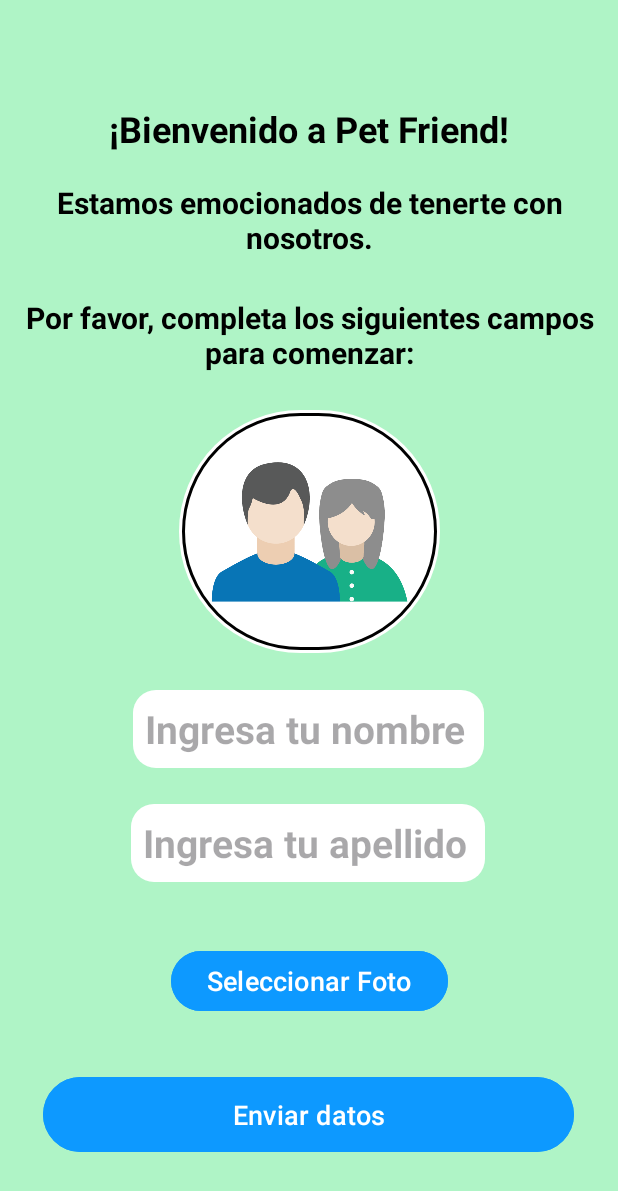
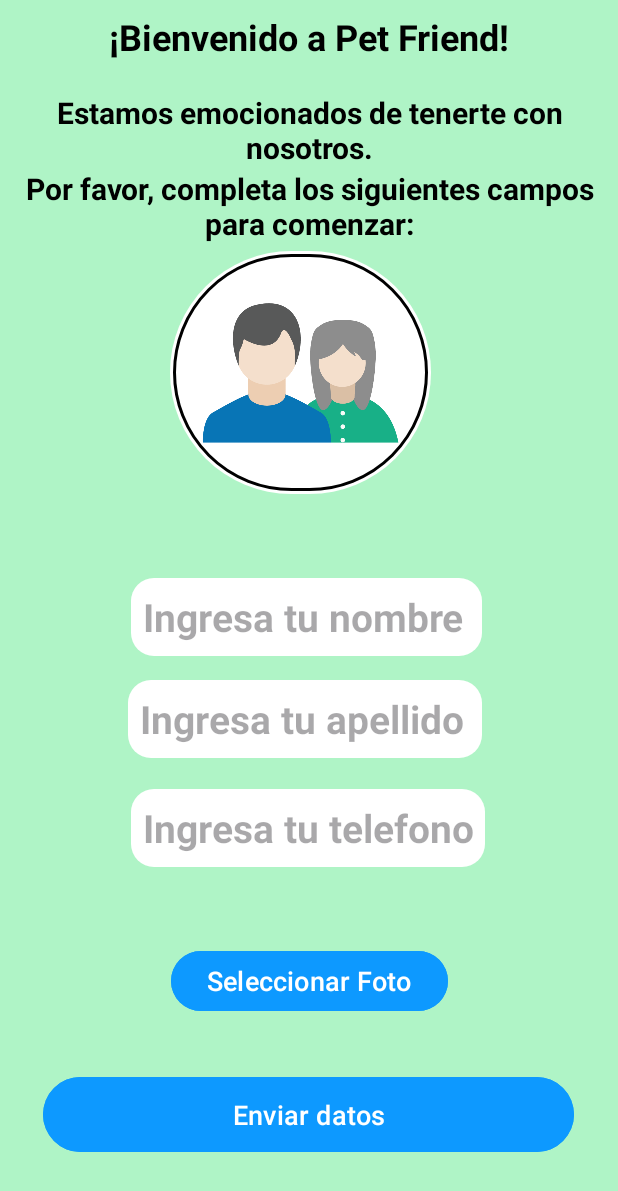
Before and after one commit to nelsonfacundo/Pet_Friends_APP, an Android app: the DataFormActivity screen opened directly, with no data from a screen before it, after a tap on "Enviar datos", on a phone screen of 412 x 824 dp. Shown: the top 1191 px of the screen. Run offline under Robolectric (Android 15) with nearby library versions, the phone set to English and light mode, and no system bars; our stand-ins replace Firebase (no records; nobody signed in at launch, a user with empty details on screens opened directly).

Commit message:
Add validation inputs data form

```diff
--- a/app/src/main/java/com/example/petfriendsapp/DataFormActivity.kt
+++ b/app/src/main/java/com/example/petfriendsapp/DataFormActivity.kt
@@ -16,24 +16,22 @@ import com.bumptech.glide.load.MultiTransformation
 import com.bumptech.glide.load.resource.bitmap.CenterCrop
 import com.bumptech.glide.load.resource.bitmap.RoundedCorners
 import com.google.firebase.auth.FirebaseAuth
-import com.google.firebase.database.FirebaseDatabase
 import com.google.firebase.firestore.FirebaseFirestore
 import com.google.firebase.storage.FirebaseStorage
 
 class DataFormActivity : AppCompatActivity() {
     private lateinit var inputNombre: EditText
     private lateinit var inputApellido: EditText
+    private lateinit var inputTelefono: EditText
     private lateinit var buttonSeleccionarAvatar: Button
     private lateinit var imageViewAvatar: ImageView
     private lateinit var buttonGuardar: Button
     private var imageUri: Uri? = null
-    private var avatarUrl: String? = null
 
 
     private val PICK_IMAGE_REQUEST = 1
     private val db = FirebaseFirestore.getInstance()
     private val auth = FirebaseAuth.getInstance()
-    private val firebaseDatabase = FirebaseDatabase.getInstance()
     override fun onCreate(savedInstanceState: Bundle?) {
         super.onCreate(savedInstanceState)
         setContentView(R.layout.activity_data_form)
@@ -45,6 +43,7 @@ class DataFormActivity : AppCompatActivity() {
     private fun initViews() {
         inputNombre = findViewById(R.id.input_nombre)
         inputApellido = findViewById(R.id.input_apellido)
+        inputTelefono = findViewById(R.id.input_telefono)
         imageViewAvatar = findViewById(R.id.imageViewAvatar)
         buttonSeleccionarAvatar = findViewById(R.id.buttonSeleccionarAvatar)
         buttonGuardar = findViewById(R.id.buttonGuardar)
@@ -78,25 +77,26 @@ class DataFormActivity : AppCompatActivity() {
     }
 
     private fun guardarDatos() {
+        val validationResult = validarDatos()
+
+        if (validationResult.first) {
             val nombre = inputNombre.text.toString().trim()
             val apellido = inputApellido.text.toString().trim()
-
+            val telefono = inputTelefono.text.toString().trim()
             val user = auth.currentUser
 
-        if (user != null) {
-            user.getIdToken(true).addOnCompleteListener { task ->
+            user?.getIdToken(true)?.addOnCompleteListener { task ->
                 if (task.isSuccessful) {
                     val idToken = task.result?.token
+                    val storageRef = FirebaseStorage.getInstance().reference.child("avatars/${user.uid}.jpg")
 
-                    if (imageUri != null) {
-                        val storageRef = FirebaseStorage.getInstance().reference.child("avatars/${user.uid}.jpg")
-                        storageRef.putFile(imageUri!!)
-                            .addOnSuccessListener {
+                    storageRef.putFile(imageUri!!).addOnSuccessListener {
                         storageRef.downloadUrl.addOnSuccessListener { uri ->
                             val avatarUrl = uri.toString()
                             val userMap = hashMapOf(
                                 "nombre" to nombre,
                                 "apellido" to apellido,
+                                "telefono" to telefono,
                                 "token" to idToken,
                                 "avatarUrl" to avatarUrl
                             )
@@ -104,26 +104,39 @@ class DataFormActivity : AppCompatActivity() {
                             db.collection("users").document(user.uid)
                                 .set(userMap)
                                 .addOnSuccessListener {
-                                            Toast.makeText(this, "Datos guardados correctamente", Toast.LENGTH_SHORT).show()
+                                    Toast.makeText(this, R.string.txt_exitoso, Toast.LENGTH_SHORT).show()
                                     navigateToHome()
                                 }
                                 .addOnFailureListener { e ->
-                                            Toast.makeText(this, "Error al guardar datos: ${e.message}", Toast.LENGTH_SHORT).show()
+                                    Toast.makeText(this, R.string.txt_error_datos , Toast.LENGTH_SHORT).show()
                                 }
                         }.addOnFailureListener { e ->
-                                    Toast.makeText(this, "Error al obtener URL de descarga: ${e.message}", Toast.LENGTH_SHORT).show()
+                            Toast.makeText(this, R.string.txt_error_url , Toast.LENGTH_SHORT).show()
                         }
-                            }
-                    } else {
-                        Toast.makeText(this, "Selecciona una imagen", Toast.LENGTH_SHORT).show()
                     }
                 }
             }
         } else {
-            Toast.makeText(this, "Usuario no autenticado", Toast.LENGTH_SHORT).show()
+            Toast.makeText(this, validationResult.second, Toast.LENGTH_SHORT).show()
         }
     }
 
+    private fun validarDatos(): Pair<Boolean, String> {
+        val nombre = inputNombre.text.toString().trim()
+        val apellido = inputApellido.text.toString().trim()
+        val telefono = inputTelefono.text.toString().trim()
+
+        if (nombre.isEmpty()) return Pair(false, getString(R.string.txt_empty_nombre))
+        if (nombre.length < 3 || nombre.length > 25) return Pair(false, getString(R.string.txt_cantC_nombre))
+        if (apellido.isEmpty()) return Pair(false, getString(R.string.txt_empty_apellido))
+        if (apellido.length < 3 || apellido.length > 25) return Pair(false, getString(R.string.txt_cantC_apellido))
+        if (telefono.isEmpty()) return Pair(false, getString(R.string.txt_empty_telefono))
+        if (telefono.length != 10) return Pair(false, getString(R.string.txt_cantC_telefono))
+        if (imageUri == null) return Pair(false, getString(R.string.txt_empty_imagen))
+        if (auth.currentUser == null) return Pair(false, getString(R.string.txt_validate_auth))
+
+        return Pair(true, "")
+    }
 
     private fun navigateToHome() {
         val intent = Intent(this, MainActivity::class.java)
@@ -133,7 +146,3 @@ class DataFormActivity : AppCompatActivity() {
 
 
 }
-
-
-/*
-*/
--- a/app/src/main/res/layout/activity_data_form.xml
+++ b/app/src/main/res/layout/activity_data_form.xml
@@ -4,6 +4,8 @@
     android:layout_width="match_parent"
     android:layout_height="match_parent"
     android:background="@color/primary">
+
+
 
     <TextView
         android:id="@+id/txt_data_one"
@@ -18,7 +20,7 @@
         app:layout_constraintEnd_toEndOf="parent"
         app:layout_constraintStart_toStartOf="parent"
         app:layout_constraintTop_toTopOf="parent"
-        app:layout_constraintVertical_bias="0.088" />
+        app:layout_constraintVertical_bias="0.01" />
 
     <TextView
         android:id="@+id/txt_data_two"
@@ -31,9 +33,10 @@
         android:textSize="20sp"
         app:layout_constraintBottom_toBottomOf="parent"
         app:layout_constraintEnd_toEndOf="parent"
+        app:layout_constraintHorizontal_bias="0.0"
         app:layout_constraintStart_toStartOf="parent"
         app:layout_constraintTop_toTopOf="parent"
-        app:layout_constraintVertical_bias="0.157" />
+        app:layout_constraintVertical_bias="0.079" />
 
     <TextView
         android:id="@+id/txt_data_three"
@@ -49,7 +52,7 @@
         app:layout_constraintHorizontal_bias="0.0"
         app:layout_constraintStart_toStartOf="parent"
         app:layout_constraintTop_toBottomOf="@+id/txt_data_two"
-        app:layout_constraintVertical_bias="0.043" />
+        app:layout_constraintVertical_bias="0.0" />
 
     <ImageView
         android:id="@+id/imageViewAvatar"
@@ -60,8 +63,10 @@
         android:src="@drawable/avatar"
         app:layout_constraintBottom_toTopOf="@+id/input_nombre"
         app:layout_constraintEnd_toEndOf="parent"
+        app:layout_constraintHorizontal_bias="0.476"
         app:layout_constraintStart_toStartOf="parent"
-        app:layout_constraintTop_toBottomOf="@+id/txt_data_three" />
+        app:layout_constraintTop_toBottomOf="@+id/txt_data_three"
+        app:layout_constraintVertical_bias="0.079" />
 
     <EditText
         android:id="@+id/input_nombre"
@@ -74,26 +79,45 @@
         android:inputType="text"
         app:layout_constraintBottom_toBottomOf="parent"
         app:layout_constraintEnd_toEndOf="parent"
-        app:layout_constraintHorizontal_bias="0.497"
+        app:layout_constraintHorizontal_bias="0.491"
         app:layout_constraintStart_toStartOf="parent"
         app:layout_constraintTop_toTopOf="parent"
-        app:layout_constraintVertical_bias="0.596" />
+        app:layout_constraintVertical_bias="0.499" />
 
     <EditText
         android:id="@+id/input_apellido"
         style="@style/textViewEditTitle"
         android:layout_width="236dp"
         android:layout_height="52dp"
-        android:layout_marginBottom="212dp"
+        android:layout_marginTop="7dp"
         android:background="@drawable/border_inputs"
         android:ems="10"
         android:hint="@string/txt_input_lastname"
         android:inputType="text"
-        app:layout_constraintBottom_toBottomOf="parent"
+        app:layout_constraintBottom_toTopOf="@+id/buttonGuardar"
+        app:layout_constraintEnd_toEndOf="parent"
+        app:layout_constraintHorizontal_bias="0.485"
+        app:layout_constraintStart_toStartOf="parent"
+        app:layout_constraintTop_toBottomOf="@+id/input_nombre"
+        app:layout_constraintVertical_bias="0.039" />
+
+    <EditText
+        android:id="@+id/input_telefono"
+        style="@style/textViewEditTitle"
+        android:layout_width="236dp"
+        android:layout_height="52dp"
+        android:layout_marginTop="9dp"
+        android:background="@drawable/border_inputs"
+        android:ems="10"
+        android:hint="@string/txt_input_telefono"
+        android:inputType="text"
+        app:layout_constraintBottom_toTopOf="@+id/buttonGuardar"
         app:layout_constraintEnd_toEndOf="parent"
         app:layout_constraintHorizontal_bias="0.497"
         app:layout_constraintStart_toStartOf="parent"
-        app:layout_constraintTop_toBottomOf="@+id/input_nombre" />
+        app:layout_constraintTop_toBottomOf="@+id/input_apellido"
+        app:layout_constraintVertical_bias="0.075"
+        tools:ignore="DuplicateIds" />
 
     <Button
         android:id="@+id/buttonSeleccionarAvatar"
@@ -105,7 +129,7 @@
         app:layout_constraintBottom_toTopOf="@+id/buttonGuardar"
         app:layout_constraintEnd_toEndOf="parent"
         app:layout_constraintStart_toStartOf="parent"
-        app:layout_constraintTop_toBottomOf="@+id/input_apellido"
+        app:layout_constraintTop_toBottomOf="@+id/input_telefono"
         app:layout_constraintVertical_bias="1.0" />
 
     <Button
@@ -114,7 +138,7 @@
         android:layout_width="354dp"
         android:layout_height="58dp"
         android:layout_marginBottom="52dp"
-        android:text="@string/txt_btn_data"
+        android:text="@string/txt_btn_datos"
         app:layout_constraintBottom_toBottomOf="parent"
         app:layout_constraintEnd_toEndOf="parent"
         app:layout_constraintHorizontal_bias="0.491"
--- a/app/src/main/res/values/strings.xml
+++ b/app/src/main/res/values/strings.xml
@@ -86,7 +86,18 @@
     <string name="txt_data_three">Por favor, completa los siguientes campos para comenzar:</string>
     <string name="txt_input_name">Ingresa tu nombre</string>
     <string name="txt_input_lastname">Ingresa tu apellido</string>
+    <string name="txt_input_telefono">Ingresa tu telefono</string>
     <string name="txt_btn_avatar">Seleccionar Foto</string>
-    <string name="txt_btn_data">Enviar datos</string>
-
+    <string name="txt_btn_datos">Enviar datos</string>
+    <string name="txt_empty_nombre">El nombre no puede estar vacío</string>
+    <string name="txt_cantC_nombre">El nombre debe tener entre 6 y 25 caracteres</string>
+    <string name="txt_empty_apellido">El apellido no puede estar vacío</string>
+    <string name="txt_cantC_apellido">El apellido debe tener entre 3 y 25 caracteres</string>
+    <string name="txt_empty_telefono">El teléfono no puede estar vacío</string>
+    <string name="txt_cantC_telefono">El teléfono debe tener exactamente 10 caracteres</string>
+    <string name="txt_empty_imagen">Selecciona una imagen</string>
+    <string name="txt_validate_auth">Usuario no autenticado</string>
+    <string name="txt_exitoso">Datos guardados correctamente</string>
+    <string name="txt_error_url">Error al obtener URL de descarga </string>
+    <string name="txt_error_datos">Error al guardar datos </string>
 </resources>
```
Lines whose indentation alone changed are shown as unchanged.
